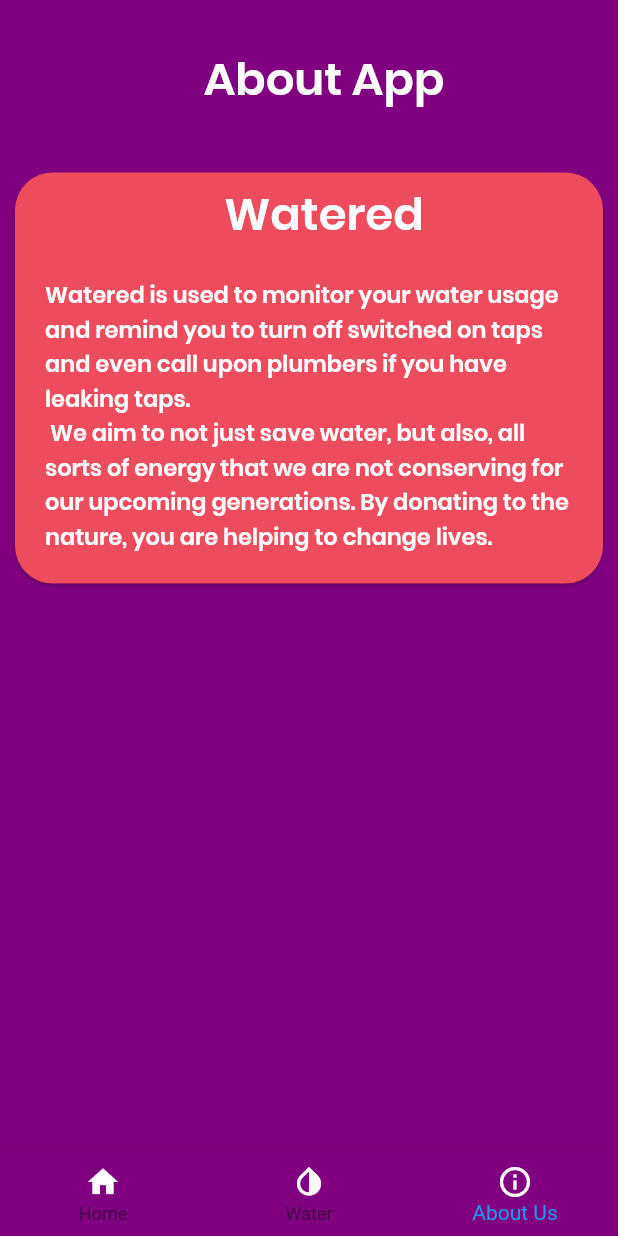
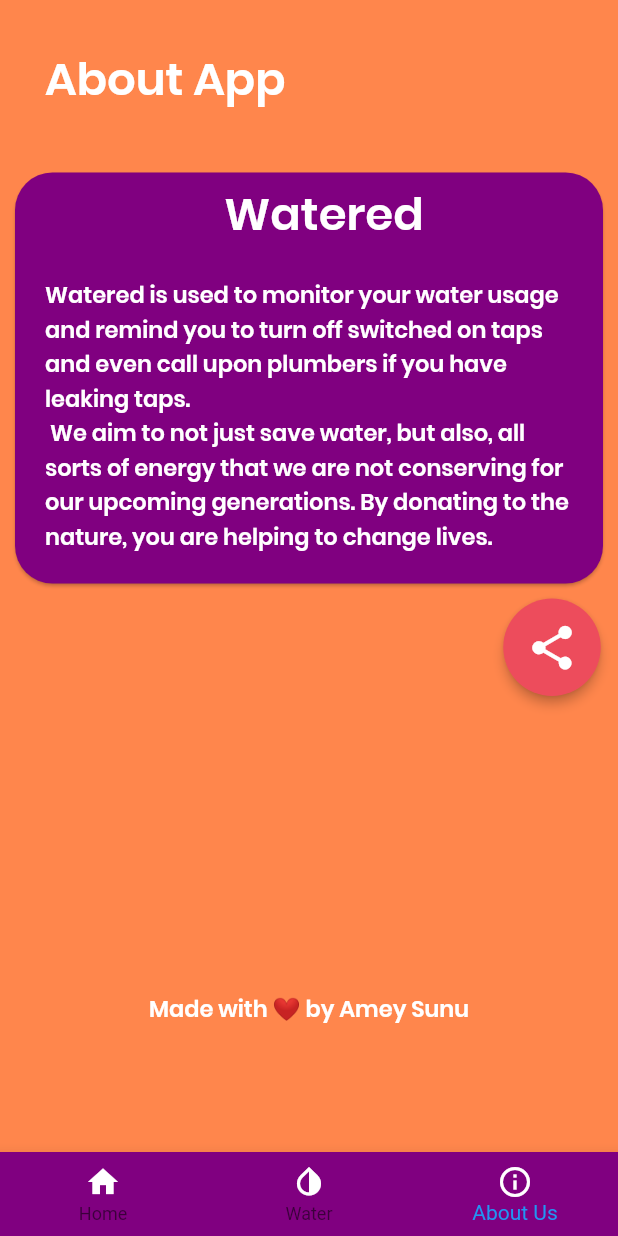
Before and after one commit to ameysunu/watered, a Flutter app: the screen it shows after launch, item 3 of the bottom bar chosen, on a phone screen of 412 x 824 dp. Run offline on Flutter 3.47's test engine with Material 2 defaults, Android fonts, the phone set to English and light mode, and no system bars; our stand-ins replace hexcolor.

Commit message:
third commit"

```diff
--- a/lib/aboutapp.dart
+++ b/lib/aboutapp.dart
@@ -5,14 +5,14 @@ class About extends StatelessWidget {
   @override
   Widget build(BuildContext context) {
     return Scaffold(
-      backgroundColor: Hexcolor('#800080'),
+      backgroundColor: Hexcolor('#FF864C'),
       body: SingleChildScrollView(
         child: SafeArea(
           child: Column(
             children: <Widget>[
               Card(
                 elevation: 0,
-                color: Hexcolor('#800080'),
+                color: Hexcolor('#FF864C'),
                 shape: RoundedRectangleBorder(
                   borderRadius: BorderRadius.vertical(
                     top: Radius.circular(25.0),
@@ -28,7 +28,7 @@ class About extends StatelessWidget {
                         width: double.infinity,
                         child: Text(
                           'About App',
-                          textAlign: TextAlign.center,
+                          textAlign: TextAlign.left,
                           style: TextStyle(
                               fontFamily: 'Poppins',
                               fontSize: 30.0,
@@ -40,7 +40,7 @@ class About extends StatelessWidget {
                 ),
               ),
               Card(
-                color: Hexcolor('#ED4C5C'),
+                color: Hexcolor('#800080'),
                 shape: RoundedRectangleBorder(
                   borderRadius: BorderRadius.vertical(
                     top: Radius.circular(25.0),
@@ -73,8 +73,40 @@ class About extends StatelessWidget {
                             fontSize: 15.0,
                             color: Colors.white),
                       ),
-                    )
+                    ),
                   ],
+                ),
+              ),
+              Row(
+                mainAxisAlignment: MainAxisAlignment.end,
+                children: <Widget>[
+                  RawMaterialButton(
+                    onPressed: () {},
+                    elevation: 3.0,
+                    fillColor: Hexcolor('#ED4C5C'),
+                    child: Center(
+                      child: Icon(
+                        Icons.share,
+                        color: Colors.white,
+                        size: 35.0,
+                      ),
+                    ),
+                    padding: EdgeInsets.all(15.0),
+                    shape: CircleBorder(),
+                  ),
+                ],
+              ),
+              Container(
+                height: 220.0,
+                child: Align(
+                  alignment: Alignment.bottomCenter,
+                  child: Text(
+                    'Made with ❤️ by Amey Sunu',
+                    style: TextStyle(
+                        fontFamily: 'Poppins',
+                        fontSize: 15.0,
+                        color: Colors.white),
+                  ),
                 ),
               ),
             ],
--- a/pubspec.yaml
+++ b/pubspec.yaml
@@ -56,6 +56,7 @@ flutter:
     - images/toilet.png
     - images/dish.png
     - images/sink.png
+    - images/earth.png
     # - images/a_dot_ham.jpeg
 
   # An image asset can refer to one or more resolution-specific "variants", see
```
Also changed, not shown: images/earth.png (added).
